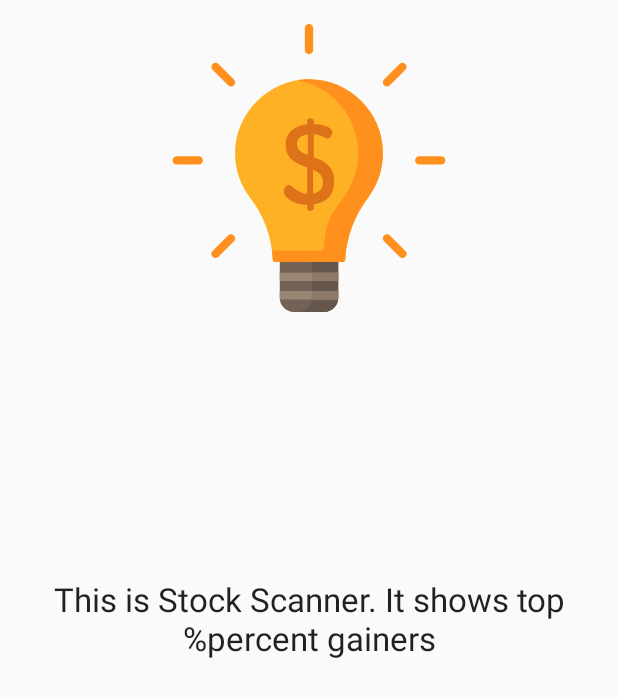
After one commit to aleontsev/usstock, an Android app: the layout fragment_about_app.xml on its own in the app's theme, with its tools: preview values and no code run, on a phone screen of 412 x 824 dp. The commit adds this screen. Shown: the top 697 px of the screen. Run offline under Robolectric (Android 15) with nearby library versions, the phone set to English and light mode, and no system bars.

Commit message:
Added navigation drawer with About Fragment

```diff
--- a/app/build.gradle
+++ b/app/build.gradle
@@ -16,6 +16,7 @@ android {
         applicationId "com.doitnowcompany.usstockscanner"
         minSdkVersion 19
         targetSdkVersion 29
+        vectorDrawables.useSupportLibrary = true
         versionCode 1
         versionName "1.0"
         testInstrumentationRunner "androidx.test.runner.AndroidJUnitRunner"
--- /dev/null
+++ b/app/src/main/res/drawable/nav_header.xml
@@ -0,0 +1,54 @@
+<vector xmlns:android="http://schemas.android.com/apk/res/android"
+    android:width="512dp"
+    android:height="512dp"
+    android:viewportWidth="512"
+    android:viewportHeight="512">
+  <path
+      android:pathData="M283.154,512h-54.308c-13.7,0 -24.806,-11.106 -24.806,-24.806v-68.337h103.92v68.337C307.96,500.894 296.854,512 283.154,512z"
+      android:fillColor="#736357"/>
+  <path
+      android:pathData="M261.141,418.856v68.337c0,13.7 -11.106,24.806 -24.806,24.806h46.819c13.7,0 24.806,-11.106 24.806,-24.806v-68.337H261.141z"
+      android:fillColor="#66574D"/>
+  <path
+      android:pathData="M255.051,98.095c-70.704,0.499 -130.138,60.069 -130.484,130.774c-0.15,30.618 10.172,58.817 27.59,81.229c24.169,31.099 37.543,69.133 39.386,108.365c0.128,2.724 2.382,4.861 5.11,4.861h118.695c2.73,0 4.978,-2.141 5.11,-4.868c1.926,-39.737 16.29,-77.828 40.409,-109.692c16.675,-22.03 26.568,-49.477 26.568,-79.237C387.435,156.621 328.076,97.579 255.051,98.095z"
+      android:fillColor="#FFB125"/>
+  <path
+      android:pathData="M252.692,321.245C227.837,320.844 211,307.414 211,297.593c0,-4.811 4.209,-11.426 9.22,-11.426c6.615,0 12.027,14.032 32.472,15.635v-47.105c-18.04,-6.414 -38.084,-13.63 -38.084,-39.287c0,-25.256 19.042,-35.278 38.084,-37.283v-5.813c0,-2.406 2.406,-4.61 5.813,-4.61c3.007,0 6.013,2.205 6.013,4.61v5.412c13.63,0.401 32.873,4.61 32.873,14.432c0,3.808 -2.806,11.425 -8.82,11.425c-4.811,0 -10.022,-6.414 -24.053,-7.416v40.69c17.44,6.414 36.482,15.234 36.482,42.495c0,24.655 -14.833,38.285 -36.481,41.292v6.815c0,2.406 -3.007,4.61 -6.013,4.61c-3.408,0 -5.813,-2.205 -5.813,-4.61v-6.214H252.692zM253.895,233.049v-36.481c-11.225,1.403 -19.243,6.414 -19.243,16.837C234.653,224.831 243.272,229.04 253.895,233.049zM263.316,259.107v42.294c10.824,-2.004 17.639,-8.419 17.639,-19.844C280.955,268.928 273.138,263.316 263.316,259.107z"
+      android:fillColor="#DD7219"/>
+  <path
+      android:pathData="M255.051,98.095c-7.022,0.05 -13.93,0.691 -20.683,1.859c62.042,10.53 109.285,64.533 109.285,129.573c0,29.76 -9.893,57.207 -26.568,79.237c-24.119,31.864 -32.548,49.183 -34.475,88.92c-0.132,2.727 -2.38,4.868 -5.11,4.868h-87.354c0.674,5.272 1.145,10.58 1.396,15.911c0.128,2.725 2.382,4.861 5.11,4.861h118.695c2.73,0 4.978,-2.141 5.11,-4.868c1.926,-39.737 16.29,-77.828 40.41,-109.692c16.675,-22.03 26.568,-49.477 26.568,-79.237C387.435,156.62 328.076,97.579 255.051,98.095z"
+      android:fillColor="#FF901D"/>
+  <path
+      android:pathData="M204.04,457.041l0,0l103.92,0l0,-14.837l-103.92,0l0,0z"
+      android:fillColor="#998675"/>
+  <path
+      android:pathData="M261.14,442.2h46.819v14.837h-46.819z"
+      android:fillColor="#8C7969"/>
+  <path
+      android:pathData="M204.04,474.732L204.04,474.732v12.461c0,0.801 0.042,1.593 0.116,2.376h103.689c0.074,-0.782 0.116,-1.574 0.116,-2.376v-12.461H204.04z"
+      android:fillColor="#998675"/>
+  <path
+      android:pathData="M261.141,487.194c0,0.802 -0.042,1.593 -0.116,2.376h46.819c0.037,-0.39 0.066,-0.782 0.086,-1.177c0.019,-0.397 0.03,-0.797 0.03,-1.199v-12.461h-46.819V487.194z"
+      android:fillColor="#8C7969"/>
+  <path
+      android:pathData="M256,0c-4.097,0 -7.418,3.321 -7.418,7.418v39.01c0,4.098 3.321,7.418 7.418,7.418c4.098,0 7.418,-3.321 7.418,-7.418V7.418C263.418,3.321 260.098,0 256,0z"
+      android:fillColor="#FF901D"/>
+  <path
+      android:pathData="M491.049,235.049h-39.01c-4.098,0 -7.418,3.321 -7.418,7.418s3.321,7.418 7.418,7.418h39.01c4.098,0 7.418,-3.321 7.418,-7.418S495.147,235.049 491.049,235.049z"
+      android:fillColor="#FF901D"/>
+  <path
+      android:pathData="M59.961,235.049h-39.01c-4.097,0 -7.418,3.321 -7.418,7.418s3.321,7.418 7.418,7.418h39.01c4.097,0 7.418,-3.321 7.418,-7.418S64.058,235.049 59.961,235.049z"
+      android:fillColor="#FF901D"/>
+  <path
+      android:pathData="M399.866,375.842c-2.896,-2.896 -7.593,-2.897 -10.491,0.001c-2.897,2.897 -2.897,7.593 0.001,10.491l27.585,27.584c1.448,1.448 3.347,2.172 5.245,2.172s3.797,-0.724 5.246,-2.173c2.897,-2.897 2.897,-7.593 -0.001,-10.491L399.866,375.842z"
+      android:fillColor="#FF901D"/>
+  <path
+      android:pathData="M95.04,71.017c-2.897,-2.896 -7.594,-2.897 -10.491,0.001c-2.897,2.897 -2.897,7.593 0,10.491l27.585,27.584c1.448,1.448 3.347,2.172 5.246,2.172s3.797,-0.724 5.246,-2.173c2.897,-2.897 2.897,-7.593 0,-10.491L95.04,71.017z"
+      android:fillColor="#FF901D"/>
+  <path
+      android:pathData="M416.96,71.017L389.375,98.6c-2.898,2.898 -2.898,7.594 -0.001,10.491c1.449,1.449 3.347,2.173 5.246,2.173c1.898,0 3.797,-0.724 5.245,-2.172l27.585,-27.584c2.898,-2.898 2.898,-7.594 0.001,-10.491C424.554,68.121 419.857,68.12 416.96,71.017z"
+      android:fillColor="#FF901D"/>
+  <path
+      android:pathData="M112.134,375.842l-27.585,27.584c-2.897,2.898 -2.897,7.594 0,10.491c1.448,1.449 3.347,2.173 5.246,2.173c1.898,0 3.797,-0.724 5.246,-2.172l27.585,-27.584c2.897,-2.898 2.897,-7.594 0,-10.491C119.729,372.945 115.031,372.946 112.134,375.842z"
+      android:fillColor="#FF901D"/>
+</vector>
--- /dev/null
+++ b/app/src/main/res/layout/fragment_about_app.xml
@@ -0,0 +1,44 @@
+<?xml version="1.0" encoding="utf-8"?>
+<ScrollView xmlns:android="http://schemas.android.com/apk/res/android"
+    xmlns:app="http://schemas.android.com/apk/res-auto"
+    xmlns:tools="http://schemas.android.com/tools"
+    android:layout_width="match_parent"
+    android:layout_height="match_parent"
+    android:fillViewport="true"
+    tools:context="com.doitnowcompany.usstockscanner.ui.about.AboutAppFragment">
+
+    <androidx.constraintlayout.widget.ConstraintLayout
+        android:layout_width="match_parent"
+        android:layout_height="wrap_content">
+
+
+        <ImageView
+            android:id="@+id/aboutImage"
+            android:layout_width="0dp"
+            android:layout_height="@dimen/image_header_height"
+            android:layout_marginStart="@dimen/horizontal_margin"
+            android:layout_marginTop="@dimen/vertical_margin"
+            android:layout_marginEnd="@dimen/horizontal_margin"
+            app:layout_constraintEnd_toEndOf="parent"
+            app:layout_constraintStart_toStartOf="parent"
+            app:layout_constraintTop_toTopOf="parent"
+            app:srcCompat="@drawable/nav_header" />
+
+
+
+        <TextView
+            android:id="@+id/rulesText"
+            android:layout_width="0dp"
+            android:layout_height="wrap_content"
+            android:layout_marginStart="@dimen/horizontal_margin"
+            android:layout_marginEnd="@dimen/horizontal_margin"
+            android:gravity="center_horizontal"
+            android:text="@string/about_text"
+            android:textAppearance="@style/TextAppearance.AppCompat.Large"
+            app:layout_constraintBottom_toBottomOf="parent"
+            app:layout_constraintEnd_toEndOf="parent"
+            app:layout_constraintStart_toStartOf="parent"
+            app:layout_constraintTop_toTopOf="parent" />
+    </androidx.constraintlayout.widget.ConstraintLayout>
+
+</ScrollView>
--- a/app/src/main/res/navigation/navigation.xml
+++ b/app/src/main/res/navigation/navigation.xml
@@ -23,4 +23,9 @@
             android:name="selectedTicker"
             app:argType="com.doitnowcompany.usstockscanner.db.entity.TickerEntity" />
     </fragment>
+    <fragment
+        android:id="@+id/aboutAppFragment"
+        android:name="com.doitnowcompany.usstockscanner.ui.about.AboutAppFragment"
+        android:label="@string/fragment_about_app_title"
+        tools:layout="@layout/fragment_about_app" />
 </navigation>
--- a/app/src/main/res/values/dimens.xml
+++ b/app/src/main/res/values/dimens.xml
@@ -2,4 +2,7 @@
 <resources>
     <dimen name="text_size">18sp</dimen>
     <dimen name="fab_margin">16dp</dimen>
+    <dimen name="horizontal_margin">8dp</dimen>
+    <dimen name="vertical_margin">16dp</dimen>
+    <dimen name="image_header_height">192dp</dimen>
 </resources>
--- a/app/src/main/res/values/strings.xml
+++ b/app/src/main/res/values/strings.xml
@@ -19,4 +19,7 @@
     <string name="hello_blank_fragment">Hello blank fragment</string>
     <string name="chartFragment_label">Chart</string>
     <string name="scanFragment_label">Top Gainers</string>
+    <string name="about_text">This is Stock Scanner. It shows top %percent gainers</string>
+    <string name="AboutAppTitle">About</string>
+    <string name="fragment_about_app_title">About</string>
 </resources>
--- a/build.gradle
+++ b/build.gradle
@@ -8,7 +8,7 @@ buildscript {
 
     }
     dependencies {
-        classpath 'com.android.tools.build:gradle:4.0.0'
+        classpath 'com.android.tools.build:gradle:4.0.1'
         classpath "org.jetbrains.kotlin:kotlin-gradle-plugin:$kotlin_version"
         def nav_version = "2.3.0"
         classpath "androidx.navigation:navigation-safe-args-gradle-plugin:$nav_version"
@@ -37,7 +37,7 @@ ext {
     coroutines = '1.3.2'
     materialVersion = "1.1.0"
     version_retrofit = "2.5.0"
-    version_core = "1.0.1"
+    version_core = "1.3.1"
     version_moshi = "1.8.0"
     retrofit_coroutines_adapter = "0.9.2"
     lifecycle_livedata = "2.2.0"
```
Also changed, not shown: app/src/main/java/com/doitnowcompany/usstockscanner/ui/MainActivity.kt (+9 -2 lines), app/src/main/java/com/doitnowcompany/usstockscanner/ui/about/AboutAppFragment.kt (added, +16 -0 lines), app/src/main/res/drawable/about_app.xml (added, +10 -0 lines), app/src/main/res/layout/activity_main.xml (+17 -0 lines), app/src/main/res/layout/nav_header.xml (added, +25 -0 lines), app/src/main/res/menu/navdrawer_menu.xml (added, +8 -0 lines).
